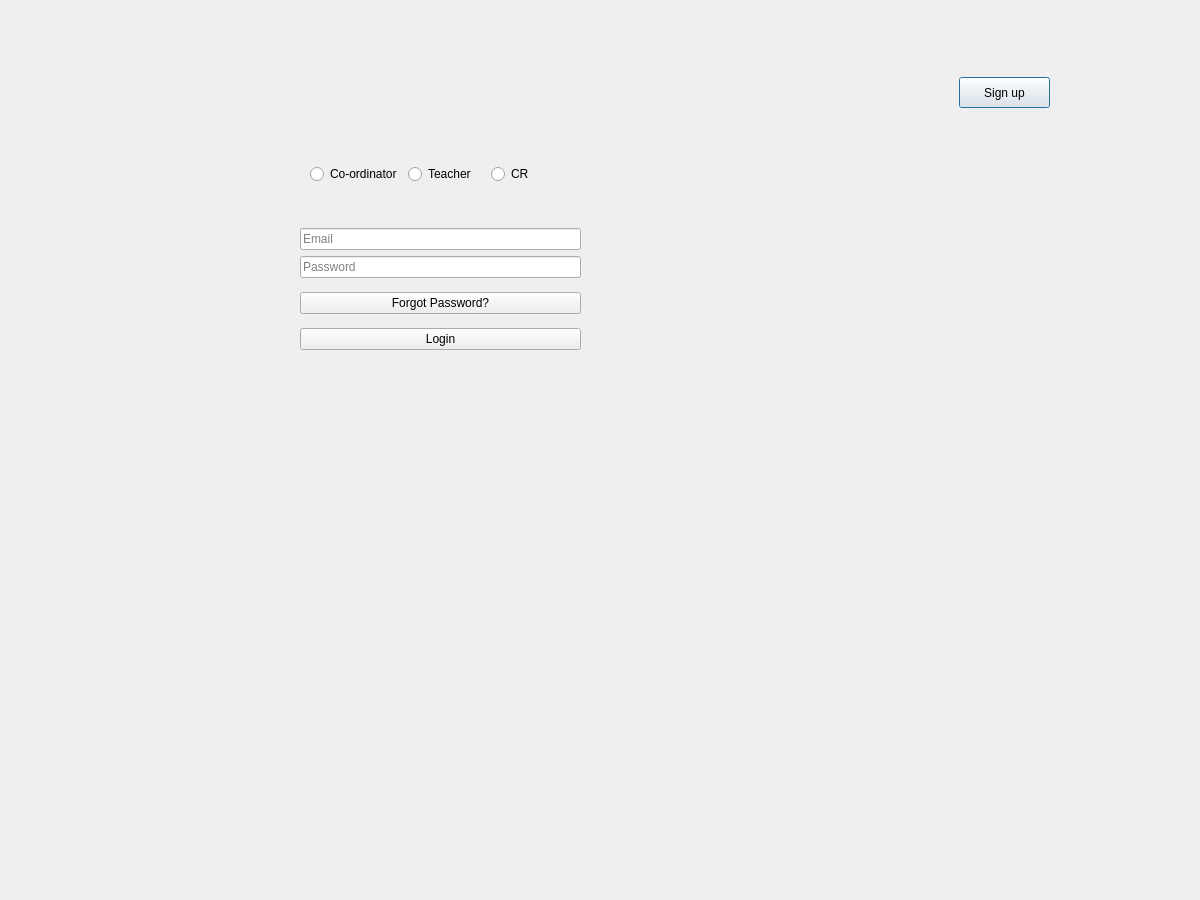
The window that loginpage.ui (prazzx/Kakshya) describes before a commit, drawn with Qt 5.
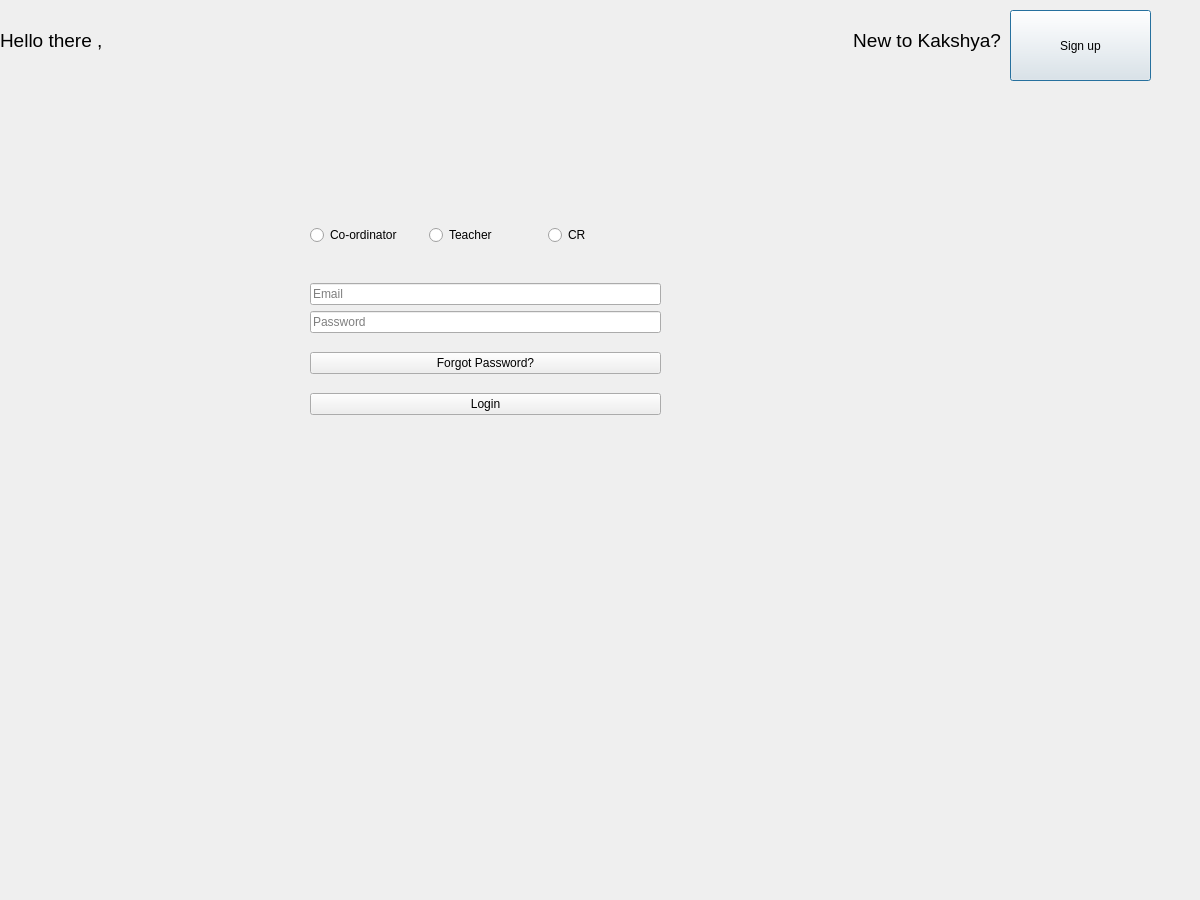
The same window after the commit.

```diff
--- a/loginpage.ui
+++ b/loginpage.ui
@@ -16,10 +16,10 @@
   <widget class="QPushButton" name="pushButtonSignup">
    <property name="geometry">
     <rect>
-     <x>959</x>
-     <y>77</y>
-     <width>91</width>
-     <height>31</height>
+     <x>1010</x>
+     <y>10</y>
+     <width>141</width>
+     <height>71</height>
     </rect>
    </property>
    <property name="text">
@@ -30,9 +30,9 @@
    <property name="geometry">
     <rect>
      <x>300</x>
-     <y>390</y>
-     <width>281</width>
-     <height>101</height>
+     <y>410</y>
+     <width>351</width>
+     <height>91</height>
     </rect>
    </property>
    <property name="text">
@@ -42,9 +42,9 @@
   <widget class="QLabel" name="logo">
    <property name="geometry">
     <rect>
-     <x>720</x>
-     <y>190</y>
-     <width>211</width>
+     <x>690</x>
+     <y>210</y>
+     <width>321</width>
      <height>221</height>
     </rect>
    </property>
@@ -56,9 +56,9 @@
    <property name="geometry">
     <rect>
      <x>310</x>
-     <y>160</y>
-     <width>258</width>
-     <height>28</height>
+     <y>210</y>
+     <width>351</width>
+     <height>51</height>
     </rect>
    </property>
    <layout class="QHBoxLayout" name="horizontalLayout">
@@ -97,10 +97,10 @@
   <widget class="QWidget" name="layoutWidget">
    <property name="geometry">
     <rect>
-     <x>300</x>
-     <y>220</y>
-     <width>281</width>
-     <height>139</height>
+     <x>310</x>
+     <y>270</y>
+     <width>351</width>
+     <height>161</height>
     </rect>
    </property>
    <layout class="QVBoxLayout" name="verticalLayout_2">
@@ -144,6 +144,46 @@
     </item>
    </layout>
   </widget>
+  <widget class="QLabel" name="label_2">
+   <property name="geometry">
+    <rect>
+     <x>0</x>
+     <y>0</y>
+     <width>181</width>
+     <height>81</height>
+    </rect>
+   </property>
+   <property name="whatsThis">
+    <string>&lt;html&gt;&lt;head/&gt;&lt;body&gt;&lt;p&gt;&lt;br/&gt;&lt;/p&gt;&lt;/body&gt;&lt;/html&gt;</string>
+   </property>
+   <property name="styleSheet">
+    <string notr="true">font: 700 9pt &quot;Arial&quot;;
+color: rgb(0, 0, 0);</string>
+   </property>
+   <property name="text">
+    <string>&lt;html&gt;&lt;head/&gt;&lt;body&gt;&lt;p&gt;&lt;span style=&quot; font-size:14pt;&quot;&gt;Hello there ,&lt;/span&gt;&lt;/p&gt;&lt;/body&gt;&lt;/html&gt;</string>
+   </property>
+  </widget>
+  <widget class="QLabel" name="label_3">
+   <property name="geometry">
+    <rect>
+     <x>680</x>
+     <y>0</y>
+     <width>321</width>
+     <height>81</height>
+    </rect>
+   </property>
+   <property name="whatsThis">
+    <string>&lt;html&gt;&lt;head/&gt;&lt;body&gt;&lt;p&gt;&lt;br/&gt;&lt;/p&gt;&lt;/body&gt;&lt;/html&gt;</string>
+   </property>
+   <property name="styleSheet">
+    <string notr="true">font: 700 9pt &quot;Arial&quot;;
+color: rgb(0, 0, 0);</string>
+   </property>
+   <property name="text">
+    <string>&lt;html&gt;&lt;head/&gt;&lt;body&gt;&lt;p align=&quot;right&quot;&gt;&lt;span style=&quot; font-size:14pt;&quot;&gt;New to Kakshya?&lt;/span&gt;&lt;/p&gt;&lt;/body&gt;&lt;/html&gt;</string>
+   </property>
+  </widget>
  </widget>
  <resources/>
  <connections/>
```
